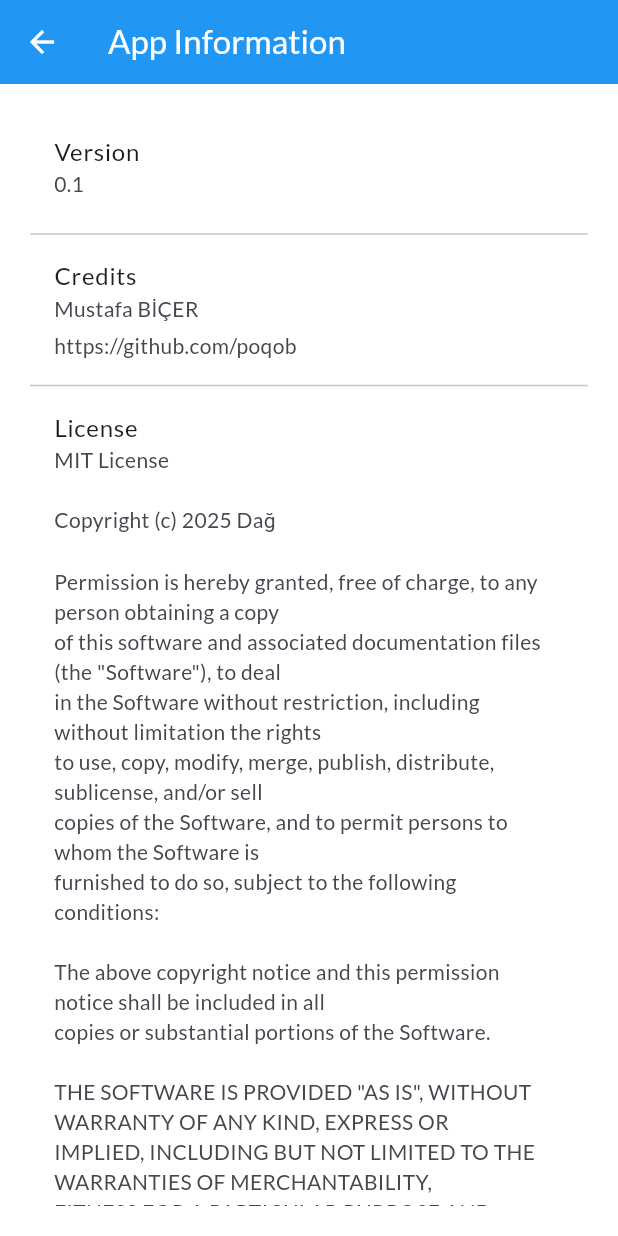
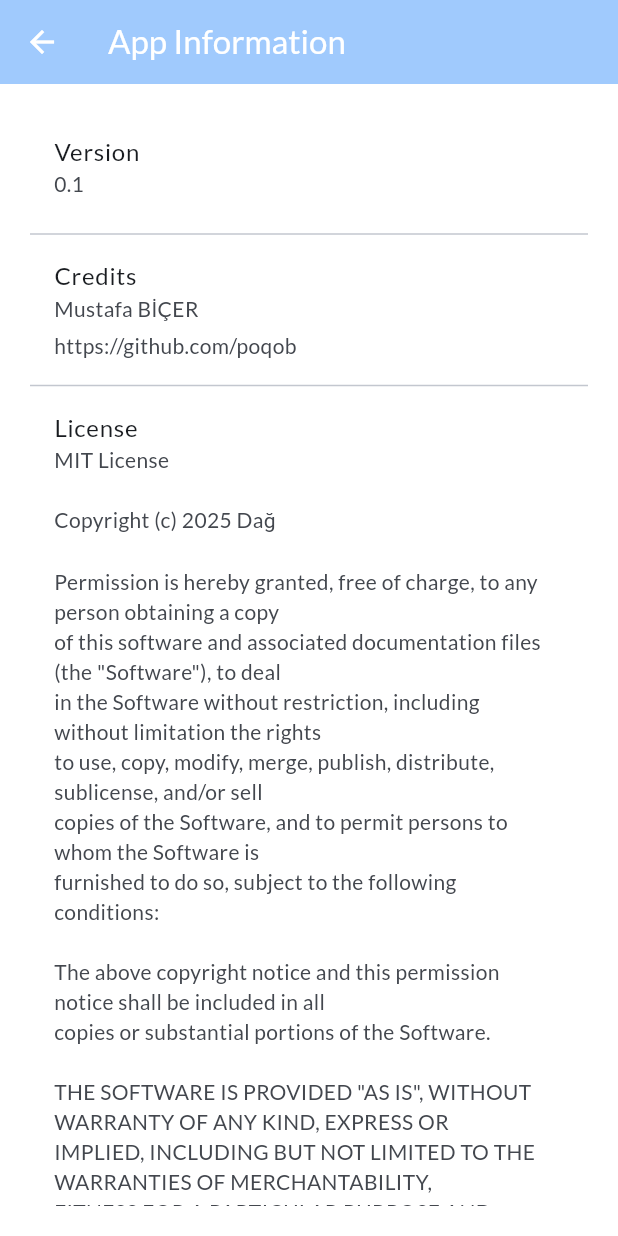
Before and after one commit to poqob/ekg-vision-app, a Flutter app: the AppInfoScreen screen opened directly, on a phone screen of 412 x 824 dp. Run offline on Flutter 3.47's test engine with Material 3 defaults, Android fonts, the phone set to English and light mode, and no system bars; our stand-ins replace file_picker, flutter_animate, flutter_svg, google_fonts, image_picker, shared_preferences; accounts and stored records are empty; network calls fail.

Commit message:
fit the app theme update.

```diff
--- a/lib/screens/analysis/scan_detail_screen.dart
+++ b/lib/screens/analysis/scan_detail_screen.dart
@@ -10,7 +10,9 @@ class ScanDetailScreen extends StatelessWidget {
   @override
   Widget build(BuildContext context) {
     return Scaffold(
+      backgroundColor: Theme.of(context).scaffoldBackgroundColor,
       appBar: AppBar(
+        backgroundColor: Theme.of(context).colorScheme.inversePrimary,
         title: Text('Scan Details'),
       ),
       body: Padding(
--- a/lib/screens/settings/app_info_screen.dart
+++ b/lib/screens/settings/app_info_screen.dart
@@ -7,7 +7,11 @@ class AppInfoScreen extends StatelessWidget {
   @override
   Widget build(BuildContext context) {
     return Scaffold(
-      appBar: AppBar(title: const Text('App Information')),
+      backgroundColor: Theme.of(context).scaffoldBackgroundColor,
+      appBar: AppBar(
+        backgroundColor: Theme.of(context).colorScheme.inversePrimary,
+        title: const Text('App Information'),
+      ),
       body: Padding(
         padding: const EdgeInsets.all(20.0),
         child: ListView(
--- a/lib/screens/settings/privacy_policy_screen.dart
+++ b/lib/screens/settings/privacy_policy_screen.dart
@@ -14,7 +14,11 @@ By using this application, you acknowledge that it is provided as-is, without wa
   @override
   Widget build(BuildContext context) {
     return Scaffold(
-      appBar: AppBar(title: const Text('Privacy Policy')),
+      backgroundColor: Theme.of(context).scaffoldBackgroundColor,
+      appBar: AppBar(
+        backgroundColor: Theme.of(context).colorScheme.inversePrimary,
+        title: const Text('Privacy Policy'),
+      ),
       body: Padding(
         padding: const EdgeInsets.all(20.0),
         child: SingleChildScrollView(
```
Also changed, not shown: lib/screens/analysis/analysis_screen.dart (+6 -1 lines).
